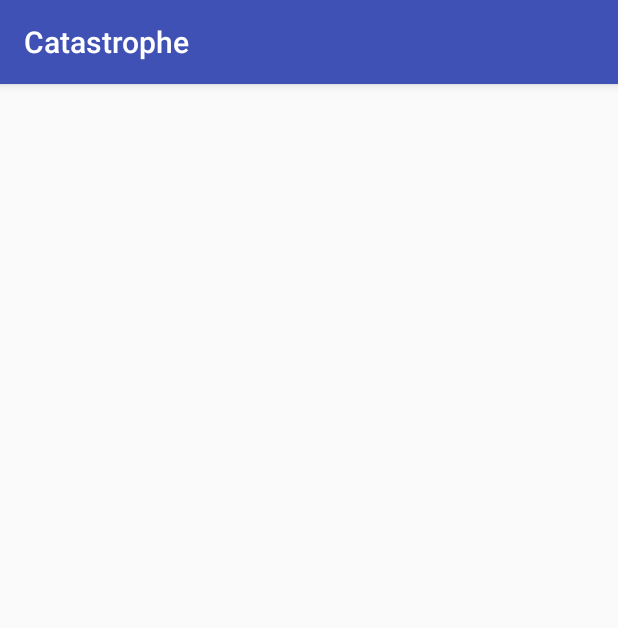
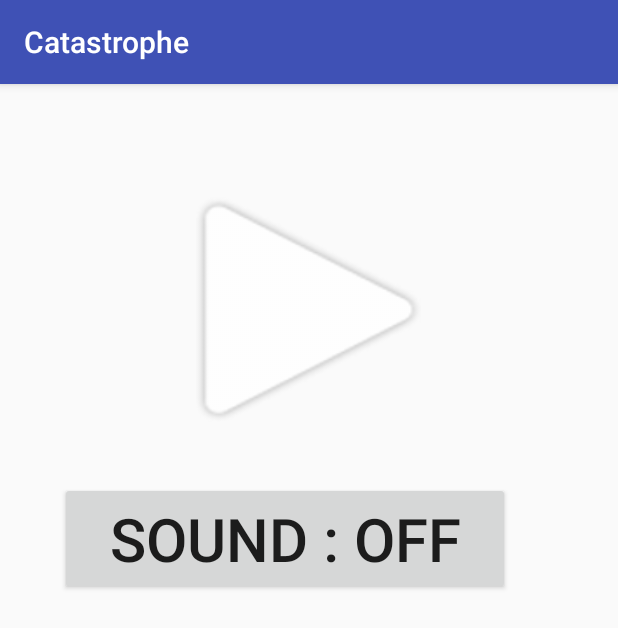
Before and after one commit to chrpm/Catastrophe, an Android app: the screen it shows after launch (OptionsActivity), after a tap on an icon or button, on a phone screen of 412 x 824 dp. Shown: the top 628 px of the screen. Run offline under Robolectric (Android 15) with nearby library versions, the phone set to English and light mode, and no system bars.

Commit message:
OptionsFragment sound button layouts added.

```diff
--- a/app/src/main/java/com/kit10/csci448/catastrophe/OptionsFragment.java
+++ b/app/src/main/java/com/kit10/csci448/catastrophe/OptionsFragment.java
@@ -11,7 +11,13 @@ import android.view.ViewGroup;
  * Created by Adrien on 3/1/2017.
  */
 
+//To take screenshot onClickListener to overlay options onto paused game screen.
+//http://stackoverflow.com/questions/3733988/screen-capture-in-android
+
 public class OptionsFragment extends Fragment {
+
+
+
     public static OptionsFragment createFragment() {
         Log.d(WelcomeActivity.LOG_TAG, "OptionsFragment : new instance");
 
@@ -25,10 +31,10 @@ public class OptionsFragment extends Fragment {
     public View onCreateView(LayoutInflater inflater, ViewGroup container,
                              Bundle savedInstanceState) {
         Log.d(WelcomeActivity.LOG_TAG, "OptionsFragment : onCreateView");
-        return super.onCreateView(inflater, container, savedInstanceState);
-        /* TODO: create layout and implement this function
-        View v = inflater.inflate(R.layout.fragment_options, container, false);
+        //return super.onCreateView(inflater, container, savedInstanceState);
+        // TODO: create layout and implement this function
+        View v = inflater.inflate(R.layout.options_fragment, container, false);
         return v;
-         */
+
     }
 }
--- a/app/src/main/java/com/kit10/csci448/catastrophe/WelcomeActivity.java
+++ b/app/src/main/java/com/kit10/csci448/catastrophe/WelcomeActivity.java
@@ -12,6 +12,8 @@ public class WelcomeActivity extends SingleFragmentActivity {
     public static final int REQUEST_CODE_GAME = 0;
     public static final int REQUEST_CODE_OPTIONS = 1;
 
+
+
     @Override
     protected Fragment createFragment() {
         return WelcomeFragment.newInstance();
--- /dev/null
+++ b/app/src/main/res/layout/options_fragment.xml
@@ -0,0 +1,60 @@
+<?xml version="1.0" encoding="utf-8"?>
+<LinearLayout xmlns:android="http://schemas.android.com/apk/res/android"
+    android:orientation="vertical" android:layout_width="match_parent"
+    android:layout_height="match_parent">
+
+    <LinearLayout
+        android:layout_width="wrap_content"
+        android:layout_height="wrap_content"
+        android:paddingTop="75dp"
+        android:layout_gravity="center"
+        android:orientation="vertical"
+        android:weightSum="1">
+
+        <ImageButton
+            android:id="@+id/play_button"
+            android:layout_width="150dp"
+            android:layout_height="150dp"
+            android:background="@drawable/playButton"/>
+
+    </LinearLayout>
+
+    <LinearLayout
+            android:id="@+id/sound_on_layout"
+            android:layout_width="match_parent"
+            android:layout_height="match_parent"
+            android:orientation="horizontal"
+            android:paddingLeft="40dp"
+            android:paddingTop="40dp"
+            >
+
+            <Button
+                android:id="@+id/sound_off_button"
+                android:layout_width="300dp"
+                android:layout_height="75dp"
+                android:textSize="40dp"
+                android:text="@string/sound_off"/>
+
+    </LinearLayout>
+
+    <LinearLayout
+        android:id="@+id/sound_off_layout"
+        android:layout_width="match_parent"
+        android:layout_height="match_parent"
+        android:orientation="horizontal"
+        android:paddingLeft="40dp"
+        android:paddingTop="40dp"
+        android:visibility="gone">
+
+        <Button
+            android:id="@+id/sound_on_button"
+            android:layout_width="300dp"
+            android:layout_height="75dp"
+            android:textSize="40dp"
+            android:text="@string/sound_on"/>
+
+    </LinearLayout>
+
+
+
+</LinearLayout>
--- a/app/src/main/res/values/strings.xml
+++ b/app/src/main/res/values/strings.xml
@@ -3,4 +3,7 @@
     <string name="clear_button">Clear Canvas</string>
     <string name="kittens_remaining">Kittens Remaining: %d</string>
     <string name="time">Time: </string>
+
+    <string name="sound_on">SOUND : ON</string>
+    <string name="sound_off">SOUND : OFF</string>
 </resources>
```
Also changed, not shown: app/src/main/res/drawable-hdpi/playButton.png (added).
